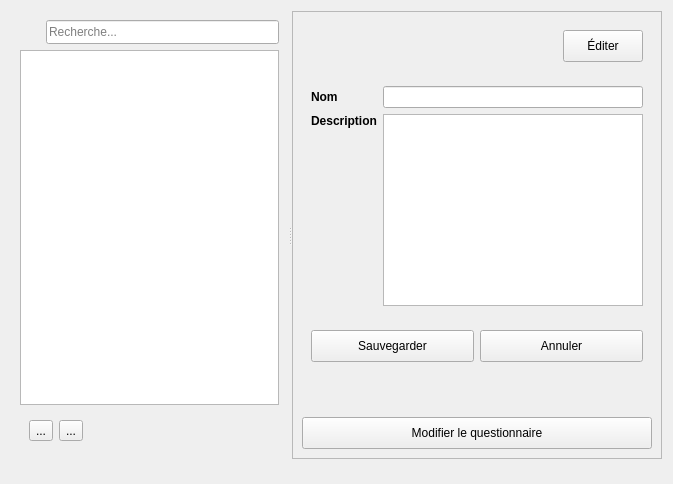
introlab/openteraplus, file client/src/services/SurveyService/SurveyServiceConfigWidget.ui: the form before one commit.
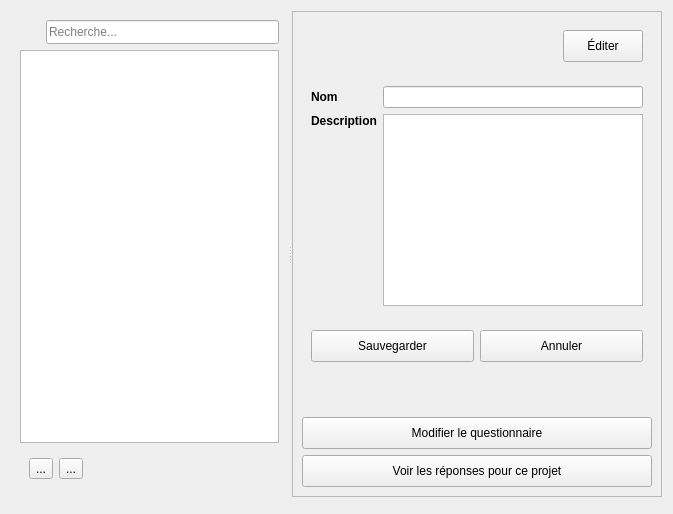
The form after the commit. Icons and pictures are not drawn. Custom widgets are drawn as their Qt base class.

Commit message: Refs #99. Added SurveyJS answers view button in service config widget

Diff of the .ui file:
```diff
--- a/client/src/services/SurveyService/SurveyServiceConfigWidget.ui
+++ b/client/src/services/SurveyService/SurveyServiceConfigWidget.ui
@@ -7,7 +7,7 @@
     <x>0</x>
     <y>0</y>
     <width>673</width>
-    <height>484</height>
+    <height>490</height>
    </rect>
   </property>
   <property name="windowTitle">
@@ -494,6 +494,32 @@
             </property>
            </widget>
           </item>
+          <item>
+           <widget class="QPushButton" name="btnAnswers">
+            <property name="minimumSize">
+             <size>
+              <width>0</width>
+              <height>32</height>
+             </size>
+            </property>
+            <property name="cursor">
+             <cursorShape>PointingHandCursor</cursorShape>
+            </property>
+            <property name="text">
+             <string>Voir les réponses pour ce projet</string>
+            </property>
+            <property name="icon">
+             <iconset resource="../../../resources/TeraClient.qrc">
+              <normaloff>:/icons/search.png</normaloff>:/icons/search.png</iconset>
+            </property>
+            <property name="iconSize">
+             <size>
+              <width>24</width>
+              <height>24</height>
+             </size>
+            </property>
+           </widget>
+          </item>
          </layout>
         </widget>
        </item>
```
Left out of the diff: 12 changed lines with no effect on the pictures. The commit also changes 4 other files.
